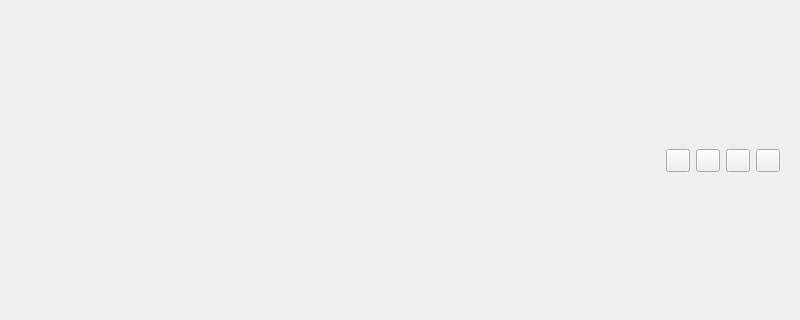
Before: the Qt Designer form pomodoro-task-app/ui/tasks_list_view.ui in kun-codes/pomodoro-task-app.py, drawn with Qt 5; both pictures show x 0 to 800 and y 139 to 459 of the 800 by 600 pixel window.
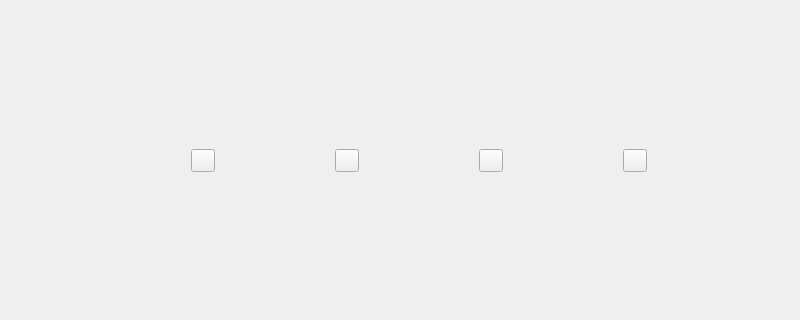
After: the same form once the commit is applied. Custom widgets are drawn as their Qt base class.

Commit message: ui(tasks_list_view): update layout margins and spacing

Diff of the .ui file:
```diff
--- a/pomodoro-task-app/ui/tasks_list_view.ui
+++ b/pomodoro-task-app/ui/tasks_list_view.ui
@@ -35,13 +35,28 @@
        <string notr="true">QWidget#scrollAreaWidgetContents { background: transparent }</string>
       </property>
       <layout class="QVBoxLayout" name="verticalLayout_2">
+       <property name="spacing">
+        <number>12</number>
+       </property>
+       <property name="leftMargin">
+        <number>24</number>
+       </property>
+       <property name="topMargin">
+        <number>24</number>
+       </property>
+       <property name="rightMargin">
+        <number>24</number>
+       </property>
+       <property name="bottomMargin">
+        <number>24</number>
+       </property>
        <item>
         <layout class="QHBoxLayout" name="horizontalLayout">
+         <property name="spacing">
+          <number>4</number>
+         </property>
          <item>
           <spacer name="horizontalSpacer">
-           <property name="orientation">
-            <enum>Qt::Orientation::Horizontal</enum>
-           </property>
            <property name="sizeHint" stdset="0">
             <size>
              <width>40</width>
```
The commit also changes 1 other file.
